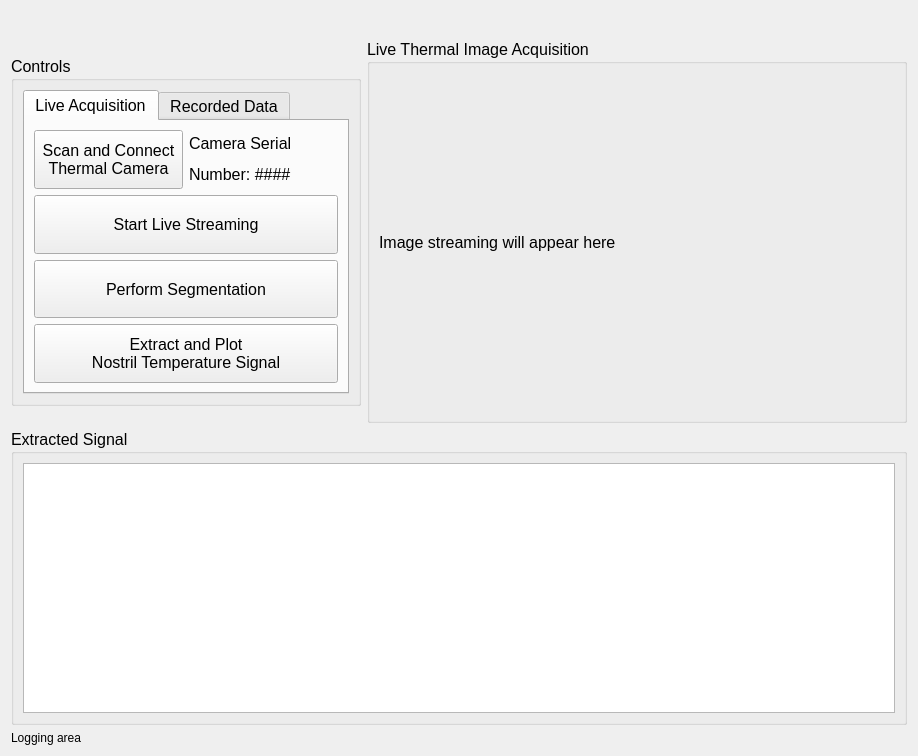
Before: the Qt Designer form form.ui in PhysiologicAILab/TiComp, drawn with Qt 5.
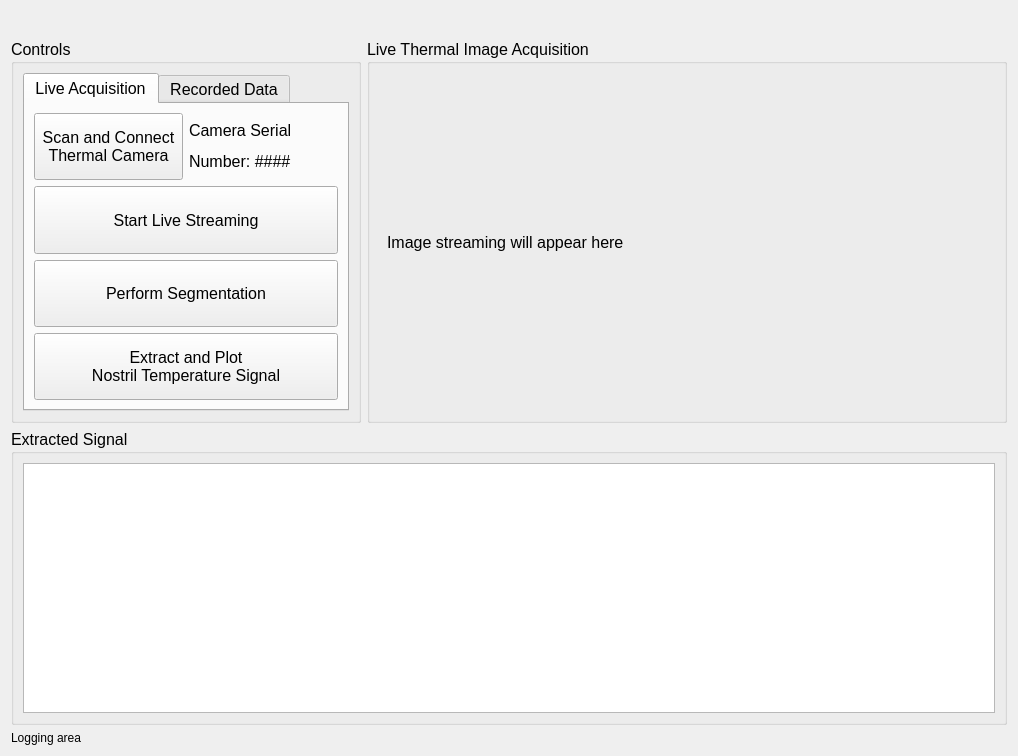
After: the same form once the commit is applied. The open tabs and pages were chosen to show the change. Icons and pictures are not drawn.

Commit message: Updated from UCLIC PC

The edit to the form file:
```diff
--- a/form.ui
+++ b/form.ui
@@ -6,7 +6,7 @@
    <rect>
     <x>0</x>
     <y>0</y>
-    <width>918</width>
+    <width>1018</width>
     <height>756</height>
    </rect>
   </property>
@@ -43,7 +43,7 @@
      <property name="maximumSize">
       <size>
        <width>350</width>
-       <height>350</height>
+       <height>400</height>
       </size>
      </property>
      <property name="font">
@@ -225,7 +225,7 @@
      </property>
      <property name="maximumSize">
       <size>
-       <width>900</width>
+       <width>1000</width>
        <height>70</height>
       </size>
      </property>
@@ -264,7 +264,7 @@
      </property>
      <property name="maximumSize">
       <size>
-       <width>900</width>
+       <width>1000</width>
        <height>320</height>
       </size>
      </property>
@@ -287,7 +287,7 @@
         </property>
         <property name="maximumSize">
          <size>
-          <width>900</width>
+          <width>1000</width>
           <height>300</height>
          </size>
         </property>
@@ -343,8 +343,8 @@
         </property>
         <property name="maximumSize">
          <size>
-          <width>640</width>
-          <height>512</height>
+          <width>600</width>
+          <height>450</height>
          </size>
         </property>
         <property name="font">
```
Left out of the diff: 2 changed lines with no effect on the pictures. The commit also changes 1 other file.
